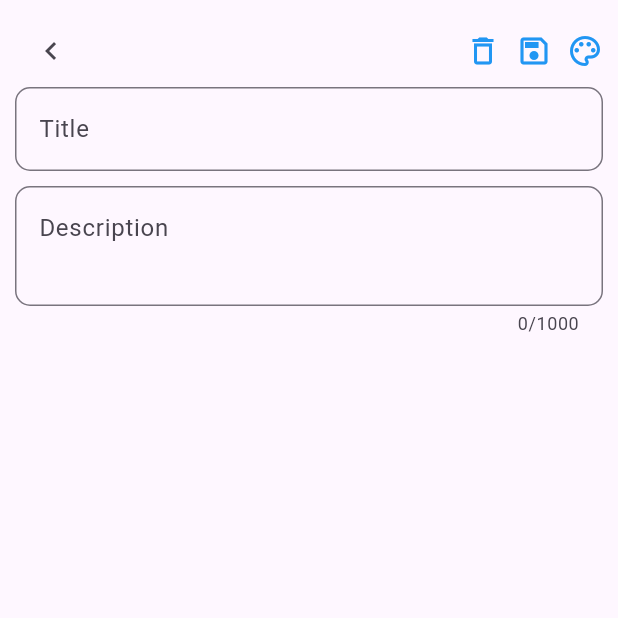
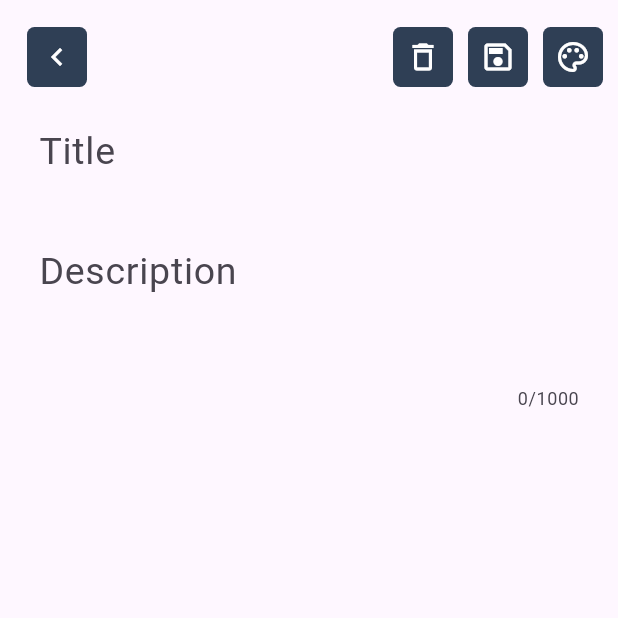
Before and after one commit to bx1virgincow/todo, a Flutter app: the AddTodo screen opened directly, on a phone screen of 412 x 824 dp, the top half of it. Run offline on Flutter 3.47's test engine with Material 3 defaults, Android fonts, the phone set to English and light mode, and no system bars; our stand-ins replace equatable, flutter_bloc, flutter_colorpicker, flutter_local_notifications, flutter_svg, get_it and 2 more; missing offline and left inert: workmanager; accounts and stored records are empty.

Commit message:
fixed the navigation for the add note and edit note

```diff
--- a/lib/common/widget/text_fields.dart
+++ b/lib/common/widget/text_fields.dart
@@ -1,4 +1,5 @@
 import 'package:flutter/material.dart';
+import 'package:todo/common/font.dart';
 
 class TextFields extends StatefulWidget {
   final TextEditingController controller;
@@ -31,11 +32,18 @@ class _TextFieldsState extends State<TextFields> {
       minLines: widget.minLine,
       keyboardType: widget.keyboardType,
       controller: widget.controller,
+      style: TextStyle(
+        fontSize: AppFont.largerFontSize,
+      ),
       validator: (value) => widget.validator!(value),
       decoration: InputDecoration(
           hintText: widget.hintText,
+          hintStyle: TextStyle(
+            fontSize: AppFont.largerFontSize
+          ),
           border: OutlineInputBorder(
-            borderRadius: BorderRadius.circular(10),
+            borderSide: BorderSide.none,
+            // borderRadius: BorderRadius.circular(10)
           )),
     );
   }
--- a/lib/features/landing/view/bloc/note_bloc.dart
+++ b/lib/features/landing/view/bloc/note_bloc.dart
@@ -22,6 +22,7 @@ class NoteBloc extends Bloc<NoteEvent, NoteState> {
     on<OnUpdateNoteEvent>(_onUpdateNoteEvent);
     on<OnDeleteNoteEvent>(_onDeleteNoteEvent);
     on<SearchNoteEvent>(_searchNoteEvent);
+    on<OnOpenSearchBarEvent>(_onOpenSearchBarEvent);
   }
 
   FutureOr<void> _onNoteLoadEvent(
@@ -146,4 +147,14 @@ class NoteBloc extends Bloc<NoteEvent, NoteState> {
       log('Error while searching: $e');
     }
   }
+
+  //open search bar
+  FutureOr<void> _onOpenSearchBarEvent(
+      OnOpenSearchBarEvent event, Emitter<NoteState> emit) {
+        try{
+          emit(OnOPenSearchBarState(isSearchClicked: !event.isSearchClicked));
+        }catch(e){
+          log('failed');
+        }
+      }
 }
--- a/lib/features/landing/view/bloc/note_event.dart
+++ b/lib/features/landing/view/bloc/note_event.dart
@@ -9,6 +9,12 @@ final class OnNoteLoadEvent extends NoteEvent {
   OnNoteLoadEvent({
     required this.noteList,
   });
+}
+
+final class OnOpenSearchBarEvent extends NoteEvent{
+  final bool isSearchClicked;
+  OnOpenSearchBarEvent({required this.isSearchClicked});
+
 }
 
 final class OnDeleteNoteEvent extends NoteEvent {
--- a/lib/features/landing/view/bloc/note_state.dart
+++ b/lib/features/landing/view/bloc/note_state.dart
@@ -8,6 +8,7 @@ sealed class NoteState {
   final Color color;
   final String dropdown;
   final String searchValue;
+  final bool isSearchClicked;
 
   const NoteState({
     required this.errorMessage,
@@ -16,6 +17,7 @@ sealed class NoteState {
     required this.color,
     required this.dropdown,
     required this.searchValue,
+    required this.isSearchClicked,
   });
 }
 
@@ -27,6 +29,7 @@ class NoteInitial extends NoteState {
     super.color = Colors.blue,
     super.dropdown = '',
     super.searchValue = '',
+    super.isSearchClicked = false,
   });
 }
 
@@ -38,6 +41,7 @@ class NoteLoadedState extends NoteState {
     super.color = Colors.blue,
     super.dropdown = '',
     super.searchValue = '',
+    super.isSearchClicked = false,
   });
 }
 
@@ -49,6 +53,7 @@ class NoteAddedState extends NoteState {
     super.color = Colors.blue,
     super.dropdown = '',
     super.searchValue = '',
+    super.isSearchClicked = false,
   });
 }
 
@@ -60,6 +65,7 @@ class NoteFailedState extends NoteState {
     super.color = Colors.blue,
     super.dropdown = '',
     super.searchValue = '',
+    super.isSearchClicked = false,
   });
 }
 
@@ -71,6 +77,7 @@ class TodoSuccessState extends NoteState {
     super.color = Colors.blue,
     super.dropdown = '',
     super.searchValue = '',
+    super.isSearchClicked = false,
   });
 }
 
@@ -82,6 +89,7 @@ class ColorPickerState extends NoteState {
     required super.color,
     super.dropdown = '',
     super.searchValue = '',
+    super.isSearchClicked = false,
   });
 }
 
@@ -93,6 +101,7 @@ class DropdownState extends NoteState {
     super.color = Colors.blue,
     required super.dropdown,
     super.searchValue = '',
+    super.isSearchClicked = false,
   });
 }
 
@@ -104,6 +113,7 @@ class NoteDeletedState extends NoteState {
     super.color = Colors.blue,
     super.dropdown = '',
     super.searchValue = '',
+    super.isSearchClicked = false,
   });
 }
 
@@ -115,6 +125,7 @@ class DeleteSuccessState extends NoteState {
     super.color = Colors.blue,
     super.dropdown = '',
     super.searchValue = '',
+    super.isSearchClicked = false,
   });
 }
 
@@ -126,6 +137,7 @@ class DeleteFailedState extends NoteState {
     super.color = Colors.blue,
     super.dropdown = '',
     super.searchValue = '',
+    super.isSearchClicked = false,
   });
 }
 
@@ -137,6 +149,7 @@ class SearchNoteState extends NoteState {
     super.color = Colors.blue,
     super.dropdown = '',
     required super.searchValue,
+    super.isSearchClicked = false,
   });
 }
 
@@ -148,5 +161,18 @@ class UpdateNoteState extends NoteState {
     super.color = Colors.blue,
     super.dropdown="",
     super.searchValue="",
+    super.isSearchClicked = false,
   });
 }
+
+class OnOPenSearchBarState extends NoteState {
+  const OnOPenSearchBarState({
+    super.errorMessage="",
+    super.noteList=const [],
+    super.todo,
+    super.color = Colors.blue,
+    super.dropdown="",
+    super.searchValue="",
+    required super.isSearchClicked,
+  });
+}
--- a/lib/features/landing/view/ui/add_todo_screen.dart
+++ b/lib/features/landing/view/ui/add_todo_screen.dart
@@ -45,8 +45,17 @@ class _AddTodoState extends State<AddTodo> {
                             onPressed: () {
                               Navigator.pop(context);
                             },
-                            icon: const Icon(
-                              Icons.chevron_left,
+                            icon: Container(
+                              width: 40,
+                              height: 40,
+                              padding: const EdgeInsets.all(5),
+                              decoration: BoxDecoration(
+                                  color: AppColor.backgroundColor,
+                                  borderRadius: BorderRadius.circular(5)),
+                              child: const Icon(
+                                Icons.chevron_left,
+                                color: AppColor.whiteColor,
+                              ),
                             )),
                         //row for color
                         Row(
@@ -57,7 +66,18 @@ class _AddTodoState extends State<AddTodo> {
                                 _titleController.clear();
                                 _descriptionController.clear();
                               },
-                              child: Icon(Icons.delete_outline, color: state.color,),
+                              child: Container(
+                                width: 40,
+                                height: 40,
+                                padding: const EdgeInsets.all(5),
+                                decoration: BoxDecoration(
+                                    color: AppColor.backgroundColor,
+                                    borderRadius: BorderRadius.circular(5)),
+                                child: Icon(
+                                  Icons.delete_outline,
+                                  color: AppColor.whiteColor,
+                                ),
+                              ),
                             ),
                             //space
                             const SizedBox(width: 10),
@@ -73,7 +93,17 @@ class _AddTodoState extends State<AddTodo> {
                                   ),
                                 );
                               },
-                              child: Icon(Icons.save_outlined, color: state.color,),
+                              child: Container(
+                                  width: 40,
+                                  height: 40,
+                                  padding: const EdgeInsets.all(5),
+                                  decoration: BoxDecoration(
+                                      color: AppColor.backgroundColor,
+                                      borderRadius: BorderRadius.circular(5)),
+                                  child: Icon(
+                                    Icons.save_outlined,
+                                    color: AppColor.whiteColor,
+                                  )),
                             ),
                             //space
                             const SizedBox(width: 10),
@@ -103,16 +133,24 @@ class _AddTodoState extends State<AddTodo> {
                                       );
                                     });
                               },
-                              child: Icon(
-                                Icons.palette_outlined,
-                                color: state.color,
+                              child: Container(
+                                width: 40,
+                                height: 40,
+                                padding: const EdgeInsets.all(5),
+                                decoration: BoxDecoration(
+                                    color: AppColor.backgroundColor,
+                                    borderRadius: BorderRadius.circular(5)),
+                                child: Icon(
+                                  Icons.palette_outlined,
+                                  color: AppColor.whiteColor,
+                                ),
                               ),
                             ),
                           ],
                         )
                       ]),
 
-                  //textfields
+                  //textFields
                   TextFields(
                     controller: _titleController,
                     hintText: 'Title',
@@ -149,11 +187,9 @@ class _AddTodoState extends State<AddTodo> {
             ),
           );
 
-          Navigator.pushReplacement(
-            context,
-            MaterialPageRoute(
-              builder: (context) => const LandingScreen(),
-            ),
+          Navigator.of(context).pushAndRemoveUntil(
+            MaterialPageRoute(builder: (context) => LandingScreen()),
+            (Route<dynamic> route) => false,
           );
         }
       },
--- a/lib/features/landing/view/widget/note_container.dart
+++ b/lib/features/landing/view/widget/note_container.dart
@@ -48,7 +48,7 @@ class NoteWidget extends StatelessWidget {
             );
           }),
       staggeredTileBuilder: (int index) =>
-          StaggeredTile.count(2, index.isEven ? 2 : 1),
+          StaggeredTile.count(2, index.isEven ? 2 : 2),
       mainAxisSpacing: 4.0,
       crossAxisSpacing: 4.0,
     );
--- a/lib/features/landing/view/widget/search_widget.dart
+++ b/lib/features/landing/view/widget/search_widget.dart
@@ -19,7 +19,7 @@ class SearchWidget extends StatelessWidget {
   @override
   Widget build(BuildContext context) {
     return noteList.isEmpty ? const Center(
-      child: Text('No Item Found')
+      child: Text('Note not found')
     ) : StaggeredGridView.countBuilder(
       crossAxisCount: 4,
       itemCount: noteList.length,
--- a/lib/features/splash/view/bloc/splash_bloc.dart
+++ b/lib/features/splash/view/bloc/splash_bloc.dart
@@ -20,7 +20,7 @@ class SplashBloc extends Bloc<SplashEvent, SplashState> {
     emit(SplashLoading());
     await Future.delayed(const Duration(milliseconds: 500));
     emit(SplashLoaded());
-    await Future.delayed(const Duration(seconds: 4));
+    await Future.delayed(const Duration(milliseconds: 300));
     var response = await getRememberMe();
     log('splash response: $response');
     if (response != null) {
--- a/pubspec.yaml
+++ b/pubspec.yaml
@@ -49,6 +49,7 @@ dependencies:
   flutter_local_notifications: ^17.1.2
   workmanager: ^0.5.2
   badges: ^3.1.2
+  intl: ^0.19.0
 
 
 dev_dependencies:
```
Also changed, not shown: lib/common/date_format.dart (added, +8 -0 lines), lib/features/landing/view/ui/edit_screen.dart (+36 -8 lines), lib/features/landing/view/ui/landing_screen.dart (+63 -53 lines), lib/features/landing/view/widget/silos.dart (added, +62 -0 lines), lib/features/landing/view/widget/todo_tile.dart (+32 -35 lines), lib/features/onboarding/view/ui/on_board_screen.dart (+4 -4 lines), pubspec.lock.
